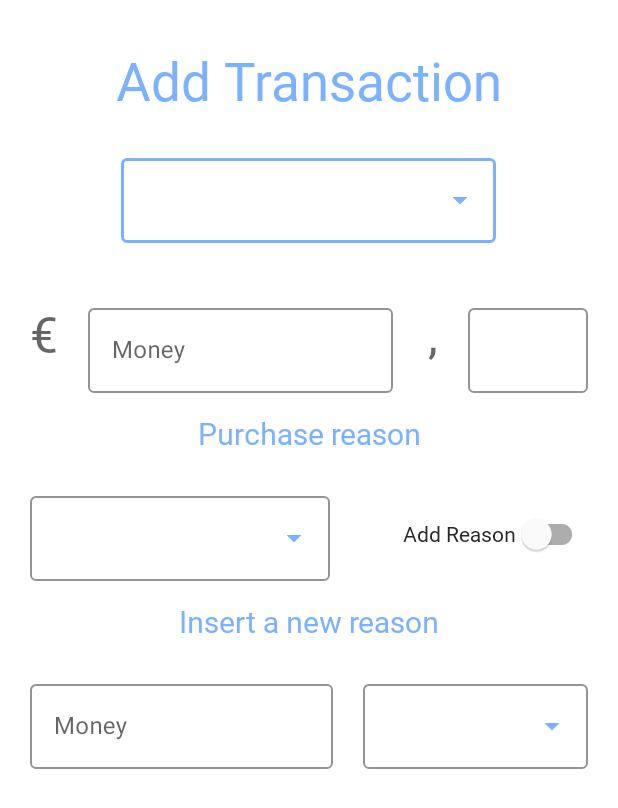
After one commit to lmarzocchetti/pbwallet, an Android app: the AddTransactionActivity screen opened directly, with no data from a screen before it, on a phone screen of 412 x 824 dp. The commit adds this screen. Shown: the top 808 px of the screen. Run offline under Robolectric (Android 15) with nearby library versions, the phone set to English and light mode, and no system bars.

Commit message:
Added AddTransactionActivity and finished his .xml file

```diff
--- a/app/src/main/AndroidManifest.xml
+++ b/app/src/main/AndroidManifest.xml
@@ -21,6 +21,7 @@
         <activity android:name=".HomeActivity" />
         <activity android:name=".StatsActivity" />
         <activity android:name=".FundsActivity" />
+        <activity android:name=".AddTransactionActivity"/>
     </application>
 
 </manifest>
--- /dev/null
+++ b/app/src/main/java/com/example/pbwallet/AddTransactionActivity.java
@@ -0,0 +1,16 @@
+package com.example.pbwallet;
+
+import android.os.Bundle;
+
+import androidx.annotation.Nullable;
+import androidx.appcompat.app.AppCompatActivity;
+
+import com.google.android.material.bottomnavigation.BottomNavigationView;
+
+public class AddTransactionActivity extends AppCompatActivity {
+    @Override
+    protected void onCreate(@Nullable Bundle savedInstanceState) {
+        super.onCreate(savedInstanceState);
+        setContentView(R.layout.activity_addtransaction);
+    }
+}
--- a/app/src/main/java/com/example/pbwallet/FundsActivity.java
+++ b/app/src/main/java/com/example/pbwallet/FundsActivity.java
@@ -6,7 +6,6 @@ import android.database.Cursor;
 import android.os.Bundle;
 import android.view.MenuItem;
 import android.view.View;
-import android.view.Window;
 import android.widget.AdapterView;
 import android.widget.ArrayAdapter;
 import android.widget.AutoCompleteTextView;
@@ -31,13 +30,13 @@ public class FundsActivity extends AppCompatActivity {
     TextView date1, date2, date3, date4, date5;
     ImageView bar1, bar2, bar3, bar4;
     AutoCompleteTextView fund_switch;
+    BottomNavigationView navbar;
     String selected;
     DatabaseBeReader db;
 
     @Override
     protected void onCreate(Bundle savedInstanceState) {
         super.onCreate(savedInstanceState);
-        this.requestWindowFeature(Window.FEATURE_NO_TITLE);
         setContentView(R.layout.funds);
 
         name = findViewById(R.id.nameandsurnameFUNDS);
@@ -45,7 +44,7 @@ public class FundsActivity extends AppCompatActivity {
 
         wallet_money = findViewById(R.id.wallet_money);
 
-        BottomNavigationView navbar = findViewById(R.id.nav_bar);
+        navbar = findViewById(R.id.nav_bar);
         navbar.setSelectedItemId(R.id.nav_fund);
         navbar.setOnNavigationItemSelectedListener(navigationlistener);
 
@@ -231,6 +230,13 @@ public class FundsActivity extends AppCompatActivity {
                             overridePendingTransition(0,0);
                             onStop();
                             break;
+
+                        case R.id.add_transaction:
+                            onPause();
+                            startActivity(new Intent(getApplicationContext(), AddTransactionActivity.class));
+                            overridePendingTransition(0, 0);
+                            onStop();
+                            break;
                     }
                     return true;
                 }
--- a/app/src/main/java/com/example/pbwallet/HomeActivity.java
+++ b/app/src/main/java/com/example/pbwallet/HomeActivity.java
@@ -106,6 +106,13 @@ public class HomeActivity extends AppCompatActivity {
                             overridePendingTransition(0,0);
                             onStop();
                             break;
+
+                        case R.id.add_transaction:
+                            onPause();
+                            startActivity(new Intent(getApplicationContext(), AddTransactionActivity.class));
+                            overridePendingTransition(0, 0);
+                            onStop();
+                            break;
                     }
                     return true;
                 }
--- a/app/src/main/java/com/example/pbwallet/StatsActivity.java
+++ b/app/src/main/java/com/example/pbwallet/StatsActivity.java
@@ -59,6 +59,13 @@ public class StatsActivity extends AppCompatActivity {
 
                         case R.id.nav_stats:
                             break;
+
+                        case R.id.add_transaction:
+                            onPause();
+                            startActivity(new Intent(getApplicationContext(), AddTransactionActivity.class));
+                            overridePendingTransition(0, 0);
+                            onStop();
+                            break;
                     }
                     return true;
                 }
--- /dev/null
+++ b/app/src/main/res/drawable/ic_baseline_add_24.xml
@@ -0,0 +1,10 @@
+<vector xmlns:android="http://schemas.android.com/apk/res/android"
+    android:width="24dp"
+    android:height="24dp"
+    android:viewportWidth="24"
+    android:viewportHeight="24"
+    android:tint="?attr/colorControlNormal">
+  <path
+      android:fillColor="@android:color/white"
+      android:pathData="M19,13h-6v6h-2v-6H5v-2h6V5h2v6h6v2z"/>
+</vector>
--- /dev/null
+++ b/app/src/main/res/layout/activity_addtransaction.xml
@@ -0,0 +1,248 @@
+<?xml version="1.0" encoding="utf-8"?>
+<RelativeLayout
+    xmlns:android="http://schemas.android.com/apk/res/android"
+    xmlns:app="http://schemas.android.com/apk/res-auto"
+    xmlns:tools="http://schemas.android.com/tools"
+    android:layout_height="match_parent"
+    android:layout_width="match_parent">
+
+    <TextView
+        android:id="@+id/transaction"
+        android:layout_width="match_parent"
+        android:layout_height="wrap_content"
+        android:hint="@string/add_transaction"
+        android:fontFamily="@font/cocon_regular"
+        android:textSize="35sp"
+        android:textColorHint="@color/celeste"
+        android:gravity="center_horizontal"
+        android:layout_marginTop="30dp"
+        android:layout_alignParentTop="true"/>
+
+    <com.google.android.material.textfield.TextInputLayout
+        android:id="@+id/layout_fundmenu"
+        android:layout_width="250dp"
+        android:layout_height="wrap_content"
+        android:layout_marginTop="70dp"
+        android:layout_centerHorizontal="true"
+        app:boxStrokeColor="@color/celeste"
+        app:endIconTint="@color/celeste"
+        android:layout_alignTop="@+id/transaction"
+        style="@style/Widget.MaterialComponents.TextInputLayout.OutlinedBox.ExposedDropdownMenu">
+
+    <AutoCompleteTextView
+        android:id="@+id/wallet_menu"
+        android:labelFor="@+id/wallet_menu"
+        android:layout_width="match_parent"
+        android:layout_height="wrap_content"
+        android:inputType="none" />
+
+    </com.google.android.material.textfield.TextInputLayout>
+
+    <RelativeLayout
+        android:id="@+id/relative_money"
+        android:layout_width="match_parent"
+        android:layout_height="wrap_content"
+        android:layout_alignTop="@id/layout_fundmenu"
+        android:layout_marginTop="100dp"
+        android:layout_marginStart="20dp"
+        android:layout_marginEnd="20dp">
+
+        <TextView
+            android:layout_width="wrap_content"
+            android:layout_height="wrap_content"
+            android:id="@+id/money_symbol"
+            android:hint="@string/euro"
+            android:textSize="33sp"
+            android:fontFamily="@font/cocon_regular"
+            android:gravity="center"
+            android:layout_gravity="center"/>
+
+        <com.google.android.material.textfield.TextInputLayout
+            android:id="@+id/money_int"
+            style="@style/Widget.MaterialComponents.TextInputLayout.OutlinedBox"
+            android:layout_width="match_parent"
+            android:layout_height="wrap_content"
+            android:layout_marginEnd="50dp"
+            android:layout_toStartOf="@+id/money_dec"
+            android:layout_toEndOf="@+id/money_symbol"
+            android:hint="@string/money"
+            android:layout_marginStart="20dp"
+            android:theme="@style/TextInputLayoutAppearance"
+            app:boxStrokeColor="@color/celeste"
+            app:hintTextColor="@color/celeste">
+
+            <com.google.android.material.textfield.TextInputEditText
+                android:id="@+id/money_intTF"
+                android:layout_width="match_parent"
+                android:layout_height="wrap_content"
+                android:inputType="numberPassword" />
+        </com.google.android.material.textfield.TextInputLayout>
+
+        <TextView
+            android:layout_width="wrap_content"
+            android:layout_height="wrap_content"
+            android:id="@+id/comma_symbol"
+            android:hint="@string/comma"
+            android:textSize="33sp"
+            android:fontFamily="@font/cocon_regular"
+            android:gravity="center"
+            android:layout_toStartOf="@id/money_dec"
+            android:layout_marginEnd="20dp"
+            android:layout_gravity="center"/>
+
+    <com.google.android.material.textfield.TextInputLayout
+        android:id="@+id/money_dec"
+        style="@style/Widget.MaterialComponents.TextInputLayout.OutlinedBox"
+        android:theme="@style/TextInputLayoutAppearance"
+        android:layout_width="80dp"
+        android:layout_height="wrap_content"
+        android:layout_alignParentEnd="true"
+        app:hintTextColor="@color/celeste"
+        app:boxStrokeColor="@color/celeste">
+
+        <com.google.android.material.textfield.TextInputEditText
+            android:id="@+id/money_decTF"
+            android:layout_width="match_parent"
+            android:layout_height="wrap_content"
+            android:inputType="numberPassword"/>
+    </com.google.android.material.textfield.TextInputLayout>
+
+    </RelativeLayout>
+
+    <TextView
+        android:id="@+id/select_subtype"
+        android:layout_width="match_parent"
+        android:layout_height="wrap_content"
+        android:hint="@string/purchase_reason"
+        android:fontFamily="@font/cocon_regular"
+        android:textSize="20sp"
+        android:layout_alignTop="@id/relative_money"
+        android:layout_marginTop="75dp"
+        android:textColorHint="@color/celeste"
+        android:gravity="center_horizontal" />
+
+    <RelativeLayout
+        android:id="@+id/relative_subtype"
+        android:layout_width="match_parent"
+        android:layout_height="wrap_content"
+        android:layout_alignTop="@id/select_subtype"
+        android:layout_marginTop="50dp"
+        android:layout_marginStart="20dp"
+        android:layout_marginEnd="20dp">
+
+    <com.google.android.material.textfield.TextInputLayout
+        android:id="@+id/layout_subtype"
+        style="@style/Widget.MaterialComponents.TextInputLayout.OutlinedBox.ExposedDropdownMenu"
+        android:layout_width="200dp"
+        android:layout_height="wrap_content"
+        app:boxStrokeColor="@color/celeste"
+        app:endIconTint="@color/celeste">
+
+        <AutoCompleteTextView
+            android:id="@+id/subtype_menu"
+            android:layout_width="match_parent"
+            android:layout_height="wrap_content"
+            android:inputType="none"
+            android:labelFor="@+id/wallet_menu"
+            tools:ignore="LabelFor" />
+
+    </com.google.android.material.textfield.TextInputLayout>
+
+        <com.google.android.material.switchmaterial.SwitchMaterial
+            android:id="@+id/add_reason"
+            android:layout_width="wrap_content"
+            android:layout_height="wrap_content"
+            android:layout_centerInParent="true"
+            android:layout_alignParentEnd="true"
+            android:fontFamily="@font/cocon_regular"
+            android:textColor="@color/grigio"
+            android:text="@string/add_reason"
+            tools:ignore="RelativeOverlap" />
+    </RelativeLayout>
+
+    <TextView
+        android:id="@+id/text_add_reason"
+        android:layout_width="match_parent"
+        android:layout_height="wrap_content"
+        android:hint="@string/insert_a_new_reason1"
+        android:fontFamily="@font/cocon_regular"
+        android:textSize="20sp"
+        android:textColorHint="@color/celeste"
+        android:gravity="center_horizontal"
+        android:layout_marginTop="75dp"
+        android:layout_alignTop="@id/relative_subtype"/>
+
+    <RelativeLayout
+        android:id="@+id/relative_new_subtype"
+        android:layout_width="match_parent"
+        android:layout_height="wrap_content"
+        android:layout_alignTop="@id/text_add_reason"
+        android:layout_marginTop="50dp"
+        android:layout_marginStart="20dp"
+        android:layout_marginEnd="20dp">
+
+        <com.google.android.material.textfield.TextInputLayout
+            android:id="@+id/new_reason_layout"
+            style="@style/Widget.MaterialComponents.TextInputLayout.OutlinedBox"
+            android:layout_width="match_parent"
+            android:layout_height="wrap_content"
+            android:hint="@string/money"
+            android:theme="@style/TextInputLayoutAppearance"
+            app:boxStrokeColor="@color/celeste"
+            app:hintTextColor="@color/celeste"
+            android:layout_toStartOf="@id/list_type"
+            android:layout_marginEnd="20dp">
+
+            <com.google.android.material.textfield.TextInputEditText
+                android:id="@+id/new_reason_layoutTF"
+                android:layout_width="match_parent"
+                android:layout_height="wrap_content"
+                android:inputType="numberPassword"/>
+        </com.google.android.material.textfield.TextInputLayout>
+
+        <com.google.android.material.textfield.TextInputLayout
+            android:id="@+id/list_type"
+            style="@style/Widget.MaterialComponents.TextInputLayout.OutlinedBox.ExposedDropdownMenu"
+            android:layout_width="150dp"
+            android:layout_height="wrap_content"
+            app:boxStrokeColor="@color/celeste"
+            app:endIconTint="@color/celeste"
+            android:layout_alignParentEnd="true">
+
+            <AutoCompleteTextView
+                android:id="@+id/list_type_menu"
+                android:layout_width="match_parent"
+                android:layout_height="wrap_content"
+                android:inputType="none"
+                android:labelFor="@+id/wallet_menu"
+                tools:ignore="LabelFor" />
+
+        </com.google.android.material.textfield.TextInputLayout>
+    </RelativeLayout>
+
+    <Button
+        android:id="@+id/confirm_button_existing"
+        android:layout_width="match_parent"
+        android:layout_height="wrap_content"
+        android:text="@string/confirm"
+        android:backgroundTint="@color/celeste"
+        android:layout_centerHorizontal="true"
+        android:layout_alignTop="@id/relative_subtype"
+        android:layout_marginStart="20dp"
+        android:layout_marginEnd="20dp"
+        android:layout_marginTop="75dp"
+        android:visibility="invisible"/>
+
+    <Button
+        android:id="@+id/confirm_button_not_existing"
+        android:layout_width="match_parent"
+        android:layout_height="wrap_content"
+        android:text="@string/confirm"
+        android:backgroundTint="@color/celeste"
+        android:layout_centerHorizontal="true"
+        android:layout_alignTop="@id/relative_new_subtype"
+        android:layout_marginStart="20dp"
+        android:layout_marginEnd="20dp"
+        android:layout_marginTop="75dp"
+        android:visibility="invisible"/>
+</RelativeLayout>
--- a/app/src/main/res/layout/funds.xml
+++ b/app/src/main/res/layout/funds.xml
@@ -1,6 +1,7 @@
 <?xml version="1.0" encoding="utf-8"?>
 <RelativeLayout xmlns:android="http://schemas.android.com/apk/res/android"
     xmlns:app="http://schemas.android.com/apk/res-auto"
+    xmlns:tools="http://schemas.android.com/tools"
     android:layout_width="match_parent"
     android:layout_height="match_parent">
 
@@ -63,7 +64,8 @@
             android:layout_alignTop="@id/shopcard"
             android:layout_alignStart="@id/shopcard"
             android:layout_marginHorizontal="3dp"
-            android:layout_marginTop="3dp"/>
+            android:layout_marginTop="3dp"
+            android:contentDescription="@string/shadow_of_card" />
 
         <ImageView
             android:id="@+id/shopcard"
@@ -73,7 +75,8 @@
             android:layout_alignTop="@id/layout_fundmenu"
             android:layout_centerHorizontal="true"
             android:alpha="0.8"
-            android:layout_marginTop="100dp"/>
+            android:layout_marginTop="100dp"
+            android:contentDescription="@string/card" />
 
         <TextView
             android:id="@+id/wallet_money"
@@ -115,7 +118,8 @@
                 android:textSize="13sp"
                 android:layout_alignParentEnd="true"
                 android:layout_gravity="center"
-                android:padding="10dp"/>
+                android:padding="10dp"
+                tools:ignore="RelativeOverlap" />
 
             <TextView
                 android:id="@+id/date1"
@@ -173,7 +177,8 @@
                     android:textSize="13sp"
                     android:layout_alignParentEnd="true"
                     android:layout_gravity="center"
-                    android:padding="10dp"/>
+                    android:padding="10dp"
+                    tools:ignore="RelativeOverlap" />
 
                 <TextView
                     android:id="@+id/date2"
@@ -231,7 +236,8 @@
                     android:textSize="13sp"
                     android:layout_alignParentEnd="true"
                     android:layout_gravity="center"
-                    android:padding="10dp"/>
+                    android:padding="10dp"
+                    tools:ignore="RelativeOverlap" />
 
                 <TextView
                     android:id="@+id/date3"
@@ -289,7 +295,8 @@
                     android:textSize="13sp"
                     android:layout_alignParentEnd="true"
                     android:layout_gravity="center"
-                    android:padding="10dp"/>
+                    android:padding="10dp"
+                    tools:ignore="RelativeOverlap" />
 
                 <TextView
                     android:id="@+id/date4"
@@ -346,7 +353,8 @@
                     android:textSize="13sp"
                     android:layout_alignParentEnd="true"
                     android:layout_gravity="center"
-                    android:padding="10dp"/>
+                    android:padding="10dp"
+                    tools:ignore="RelativeOverlap" />
 
                 <TextView
                     android:id="@+id/date5"
--- a/app/src/main/res/menu/navigation_button.xml
+++ b/app/src/main/res/menu/navigation_button.xml
@@ -9,6 +9,10 @@
         android:icon="@drawable/ic_baseline_attach_money_24"
         android:title="@string/funds"/>
     <item
+        android:id="@+id/add_transaction"
+        android:icon="@drawable/ic_baseline_add_24"
+        android:title="@string/add_transaction"/>
+    <item
         android:id="@+id/nav_stats"
         android:icon="@drawable/ic_baseline_timeline_24"
         android:title="@string/stats"/>
--- a/app/src/main/res/values/strings.xml
+++ b/app/src/main/res/values/strings.xml
@@ -17,4 +17,16 @@
     <string name="your_wallets">Your Wallets</string>
     <string name="your_total_funds">Your Total Funds</string>
     <string name="lineforseparate">lineforseparate</string>
+    <string name="shadow_of_card">Shadow of card</string>
+    <string name="card">Card</string>
+    <string name="plus_transaction">plus_transaction</string>
+    <string name="add_transaction">Add Transaction</string>
+    <string name="money">Money</string>
+    <string name="euro">€</string>
+    <string name="comma">,</string>
+    <string name="purchase_reason">Purchase reason</string>
+    <string name="add_reason">Add Reason</string>
+    <string name="insert_a_new_reason">Insert A New Reason</string>
+    <string name="insert_a_new_reason1">Insert a new reason</string>
+    <string name="confirm">Confirm</string>
 </resources>
```
